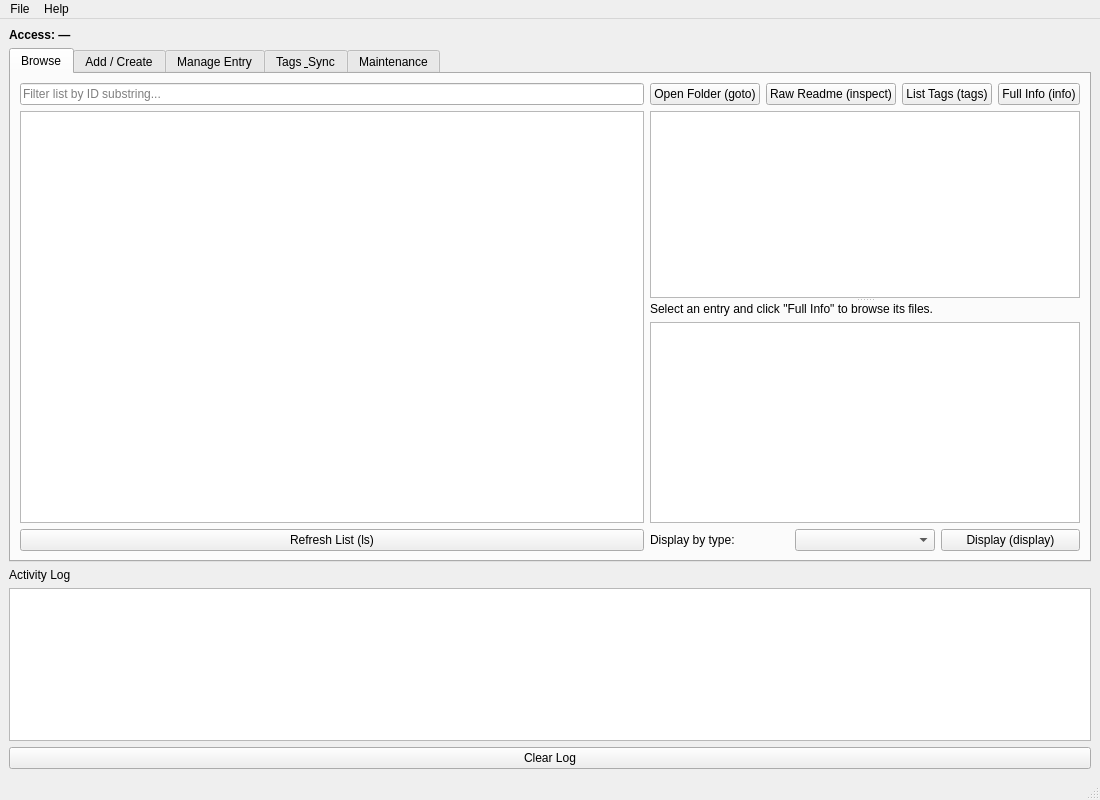
ge23jud/Fabrication-Database, file base_gui.ui: the form before one commit.
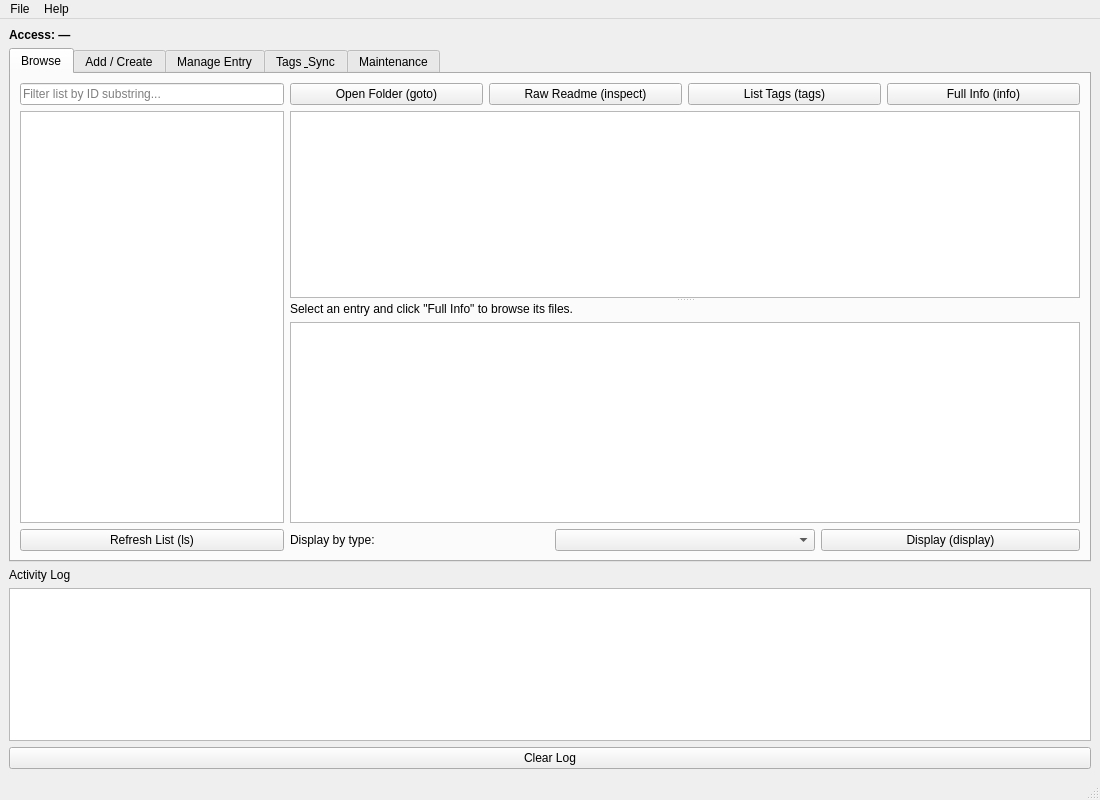
The form after the commit.

Commit message:
Widen Browse tab info panel; store des creation code separately
- base_gui.ui: rebalance the Browse tab so the ID list gets less
  horizontal space and the info/file-tree panel gets more (1:3 stretch).
- base.py / base_gui.py: when adding a "des" entry, paste the creation
  code into a new Generation_Code.txt file in the entry's folder instead
  of appending it to the readme.

What changed in the file:
```diff
--- a/base_gui.ui
+++ b/base_gui.ui
@@ -26,7 +26,7 @@
        <attribute name="title">
         <string>Browse</string>
        </attribute>
-       <layout class="QHBoxLayout" name="browseHLayout">
+       <layout class="QHBoxLayout" name="browseHLayout" stretch="1,3">
         <item>
          <layout class="QVBoxLayout" name="browseLeftVLayout">
           <item>
```
The commit also changes 2 other files.
